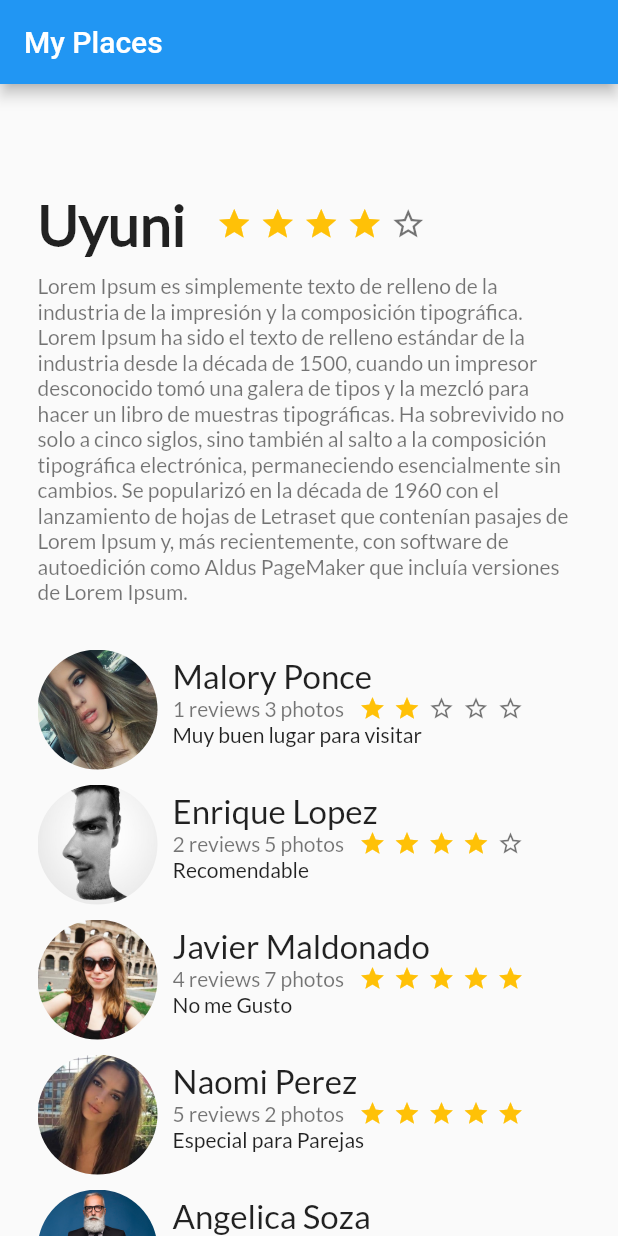
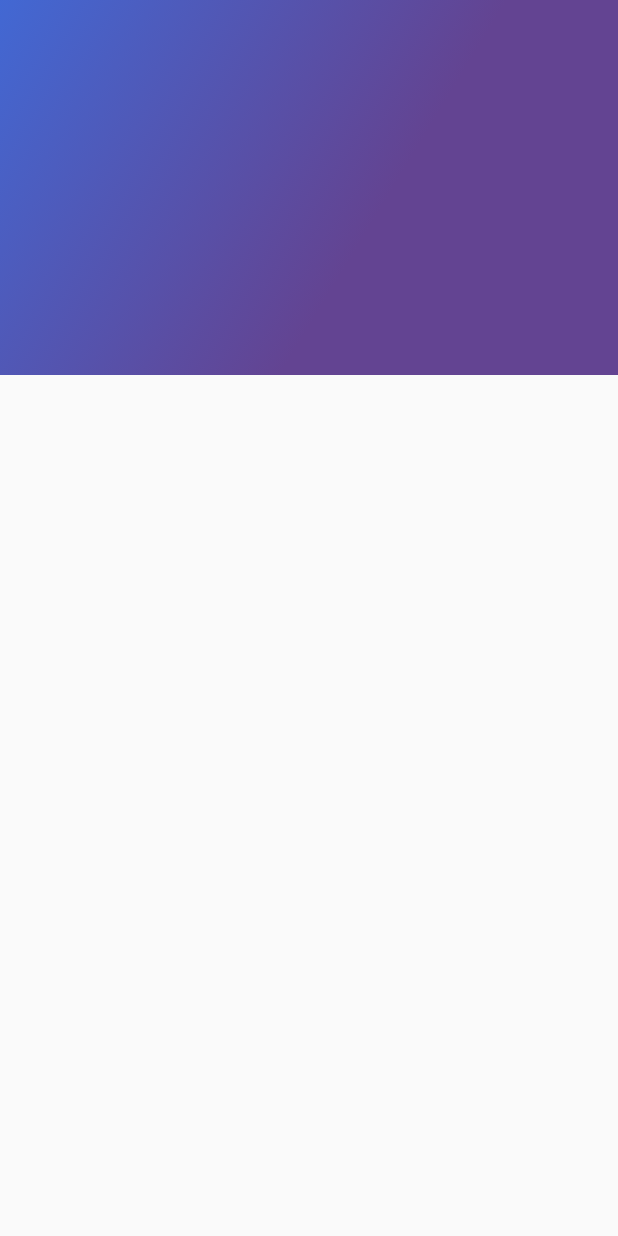
Before and after one commit to Makenzo64/Proyecto-Place, a Flutter app: the screen it shows after launch, on a phone screen of 412 x 824 dp. Run offline on Flutter 3.47's test engine with Material 2 defaults, Android fonts, the phone set to English and light mode, and no system bars.

Commit message:
clase 3 (3er Parcial)

```diff
--- /dev/null
+++ b/lib/gradient_back.dart
@@ -0,0 +1,24 @@
+import 'package:flutter/material.dart';
+
+class GradientBack extends StatelessWidget {
+  @override
+  Widget build(BuildContext context) {
+    final gradiente = Container(
+      height: 250,
+      decoration: BoxDecoration(
+        gradient: LinearGradient(
+          colors: [
+            Color(0xFF4268D3),
+            Color(0xFF634492),
+          ],
+          begin: FractionalOffset(0.0 , 0.0),
+          end: FractionalOffset(1.0, 1.0),
+          stops: [0.0, 0.6],
+          tileMode: TileMode.clamp
+        )
+      ),
+    );
+    return gradiente;
+  }
+
+}
--- a/lib/home.dart
+++ b/lib/home.dart
@@ -3,6 +3,7 @@ import 'package:proyecto/review.dart';
 import 'package:proyecto/review_list.dart';
 
 import 'description_place.dart';
+import 'gradient_back.dart';
 
 class MyHome extends StatelessWidget {
   @override
@@ -32,14 +33,9 @@ class MyHome extends StatelessWidget {
       ],
     );
     return Scaffold(
-      appBar: AppBar(
-        title: Text(
-            "My Places"
-        ),
-      ),
       body: Stack(
         children: <Widget>[
-          listView
+          GradientBack()
         ],
       ),
     );
--- /dev/null
+++ b/lib/home_app_bar.dart
@@ -0,0 +1,15 @@
+import 'package:flutter/material.dart';
+import 'package:proyecto/gradient_back.dart';
+
+class HomeAppBar extends StatelessWidget{
+  @override
+  Widget build(BuildContext context) {
+    final appBar = Stack(
+    children: [
+       GradientBack()
+     ],
+    );
+    return appBar;
+  }
+
+}
```
